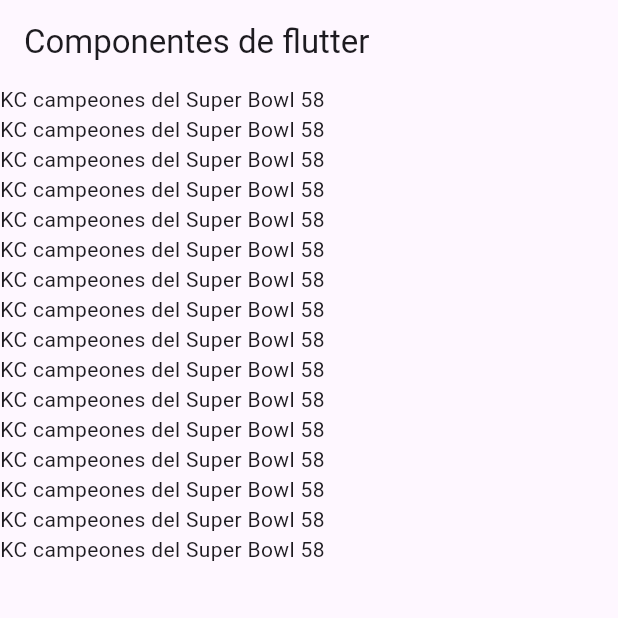
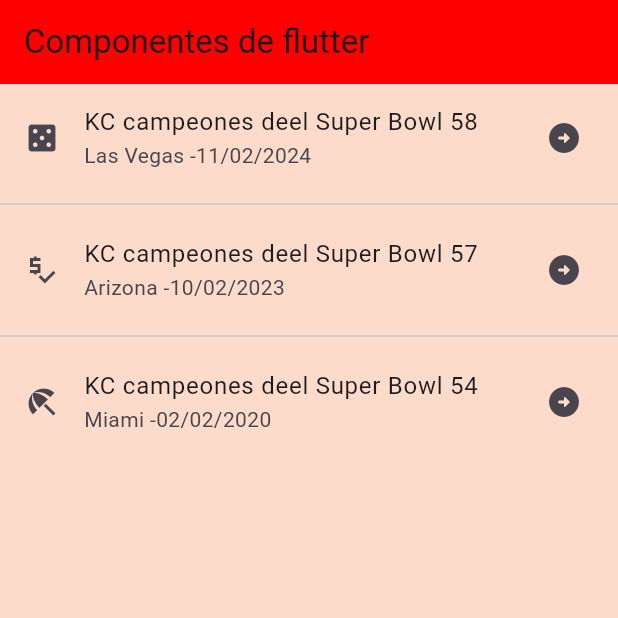
Before and after one commit to Zuleyma29/practica3Gaby, a Flutter app: the screen it shows after launch, on a phone screen of 412 x 824 dp, the top half of it. Run offline on Flutter 3.47's test engine with Material 3 defaults, Android fonts, the phone set to English and light mode, and no system bars.

Commit message:
Refactorazing and creation of AppTheme

```diff
--- a/lib/home_screen.dart
+++ /dev/null
@@ -1,35 +0,0 @@
-import 'package:flutter/material.dart';
-
-class HomeScreen extends StatelessWidget {
-  const HomeScreen({super.key});
-
-  @override
-  Widget build(BuildContext context){
-    return Scaffold(
-      appBar: AppBar(
-        title: const Text('Componentes de flutter'),
-      ),
-      body:ListView(
-        children: const [
-          Text('KC campeones del Super Bowl 58'),
-          Text('KC campeones del Super Bowl 58'),
-          Text('KC campeones del Super Bowl 58'),
-          Text('KC campeones del Super Bowl 58'),
-          Text('KC campeones del Super Bowl 58'),
-          Text('KC campeones del Super Bowl 58'),
-          Text('KC campeones del Super Bowl 58'),
-          Text('KC campeones del Super Bowl 58'),
-          Text('KC campeones del Super Bowl 58'),
-          Text('KC campeones del Super Bowl 58'),
-          Text('KC campeones del Super Bowl 58'),
-          Text('KC campeones del Super Bowl 58'),
-          Text('KC campeones del Super Bowl 58'),
-          Text('KC campeones del Super Bowl 58'),
-          Text('KC campeones del Super Bowl 58'),
-          Text('KC campeones del Super Bowl 58'),
-        ],
-      )
-
-    );
-  }
-}
--- a/lib/main_app.dart
+++ b/lib/main_app.dart
@@ -1,15 +1,15 @@
 import 'package:flutter/material.dart';
-import 'home_screen.dart';
-
+import 'package:practica3ver2/screens/home_screen.dart';
+import 'package:practica3ver2/theme/app_theme.dart';
 
 class MainApp extends StatelessWidget {
   const MainApp({super.key});
-
   @override
   Widget build(BuildContext context) {
-    return const MaterialApp(
+    return  MaterialApp(
       debugShowCheckedModeBanner: false,
-      home: HomeScreen(),
-    );
-  }
+      home:  const HomeScreen(),
+      theme: AppTheme.lightTheme,
+);
 }
+}
--- /dev/null
+++ b/lib/screens/home_screen.dart
@@ -0,0 +1,38 @@
+import 'package:flutter/material.dart';
+
+class HomeScreen extends StatelessWidget {
+  const HomeScreen({super.key});
+
+  @override
+  Widget build(BuildContext context) {
+    return Scaffold(
+      appBar: AppBar(
+        title: const Text('Componentes de flutter'),
+      ),
+      body: ListView(
+        children: const <Widget>[
+          ListTile(
+            title: Text('KC campeones deel Super Bowl 58'),
+            subtitle: Text('Las Vegas -11/02/2024'),
+            leading: Icon(Icons.casino),
+            trailing: Icon(Icons.arrow_circle_right_rounded),
+          ),
+          Divider(),
+          ListTile(
+            title: Text('KC campeones deel Super Bowl 57'),
+            subtitle: Text('Arizona -10/02/2023'),
+            leading: Icon(Icons.price_check_sharp),
+            trailing: Icon(Icons.arrow_circle_right_rounded),
+          ),
+          Divider(),
+          ListTile(
+            title: Text('KC campeones deel Super Bowl 54'),
+            subtitle: Text('Miami -02/02/2020'),
+            leading: Icon(Icons.beach_access),
+            trailing: Icon(Icons.arrow_circle_right_rounded),
+          ),
+        ],
+     ),
+    );
+  }
+}
--- /dev/null
+++ b/lib/theme/app_theme.dart
@@ -0,0 +1,16 @@
+// Definicion de los temas de estilos de una app
+import 'package:flutter/material.dart';
+
+class AppTheme{
+  //Constante de color primario
+  static const primaryColor = Color.fromARGB(255,255,0,0);
+  //Constante de color de fondo
+  static const backColor = Color.fromARGB(218, 253, 213, 193);
+  //Constante de tema
+  static final ThemeData lightTheme = ThemeData.light().copyWith(
+    scaffoldBackgroundColor: backColor,
+    appBarTheme: const AppBarTheme(
+      color: primaryColor,
+    ),
+  );
+}
```
